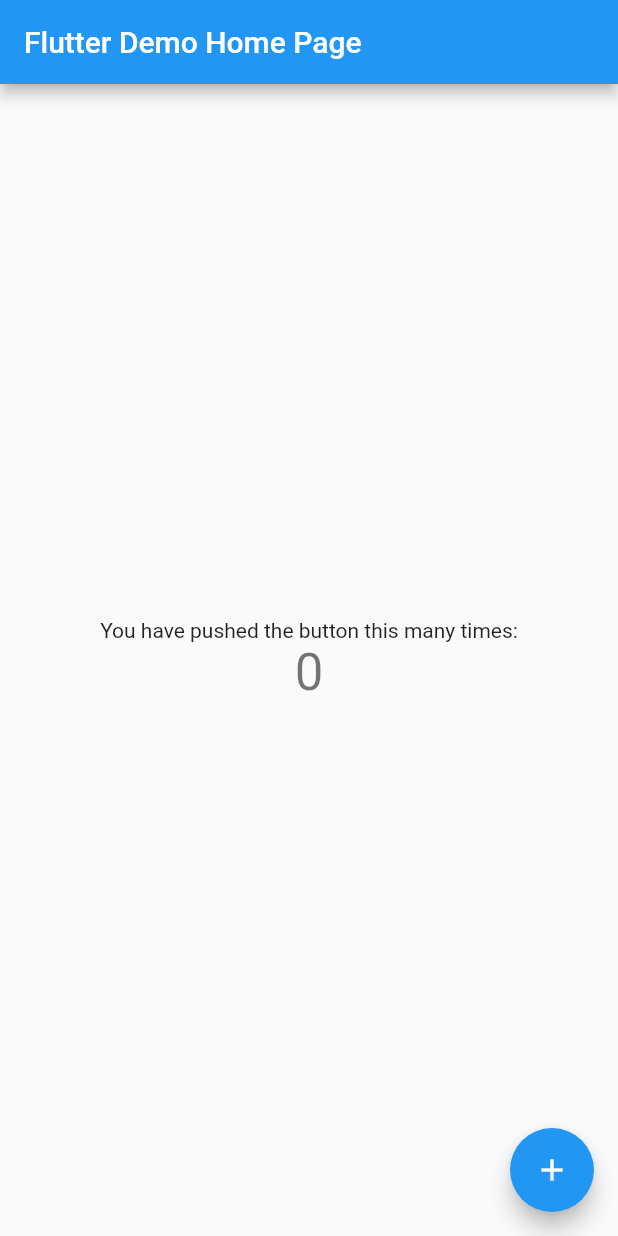
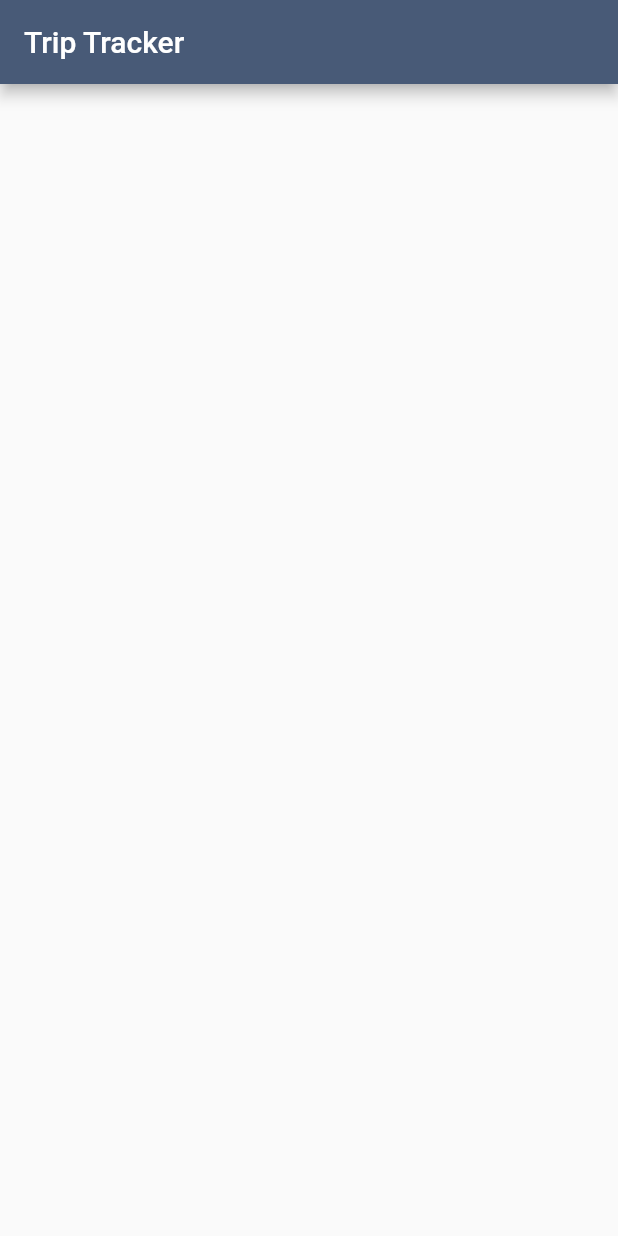
Before and after one commit to drexel-ue/trip_tracker, a Flutter app: the screen it shows after launch, on a phone screen of 412 x 824 dp. Run offline on Flutter 3.47's test engine with Material 2 defaults, Android fonts, the phone set to English and light mode, and no system bars.

Commit message:
Add AppBar

```diff
--- a/lib/main.dart
+++ b/lib/main.dart
@@ -6,57 +6,21 @@ class MyApp extends StatelessWidget {
   @override
   Widget build(BuildContext context) {
     return MaterialApp(
-      title: 'Flutter Demo',
-      theme: ThemeData(
-        primarySwatch: Colors.blue,
-      ),
-      home: MyHomePage(title: 'Flutter Demo Home Page'),
+      title: 'Trip Tracker',
+      home: MyHomePage(),
     );
   }
 }
 
-class MyHomePage extends StatefulWidget {
-  MyHomePage({Key key, this.title}) : super(key: key);
-
-  final String title;
-
-  @override
-  _MyHomePageState createState() => _MyHomePageState();
-}
-
-class _MyHomePageState extends State<MyHomePage> {
-  int _counter = 0;
-
-  void _incrementCounter() {
-    setState(() {
-      _counter++;
-    });
-  }
+class MyHomePage extends StatelessWidget {
+  const MyHomePage({Key key}) : super(key: key);
 
   @override
   Widget build(BuildContext context) {
     return Scaffold(
       appBar: AppBar(
-        title: Text(widget.title),
-      ),
-      body: Center(
-        child: Column(
-          mainAxisAlignment: MainAxisAlignment.center,
-          children: <Widget>[
-            Text(
-              'You have pushed the button this many times:',
-            ),
-            Text(
-              '$_counter',
-              style: Theme.of(context).textTheme.display1,
-            ),
-          ],
-        ),
-      ),
-      floatingActionButton: FloatingActionButton(
-        onPressed: _incrementCounter,
-        tooltip: 'Increment',
-        child: Icon(Icons.add),
+        title: Text('Trip Tracker'),
+        backgroundColor: Color.fromRGBO(72, 90, 119, 1),
       ),
     );
   }
```
Also changed, not shown: assets/logo.png (added).
